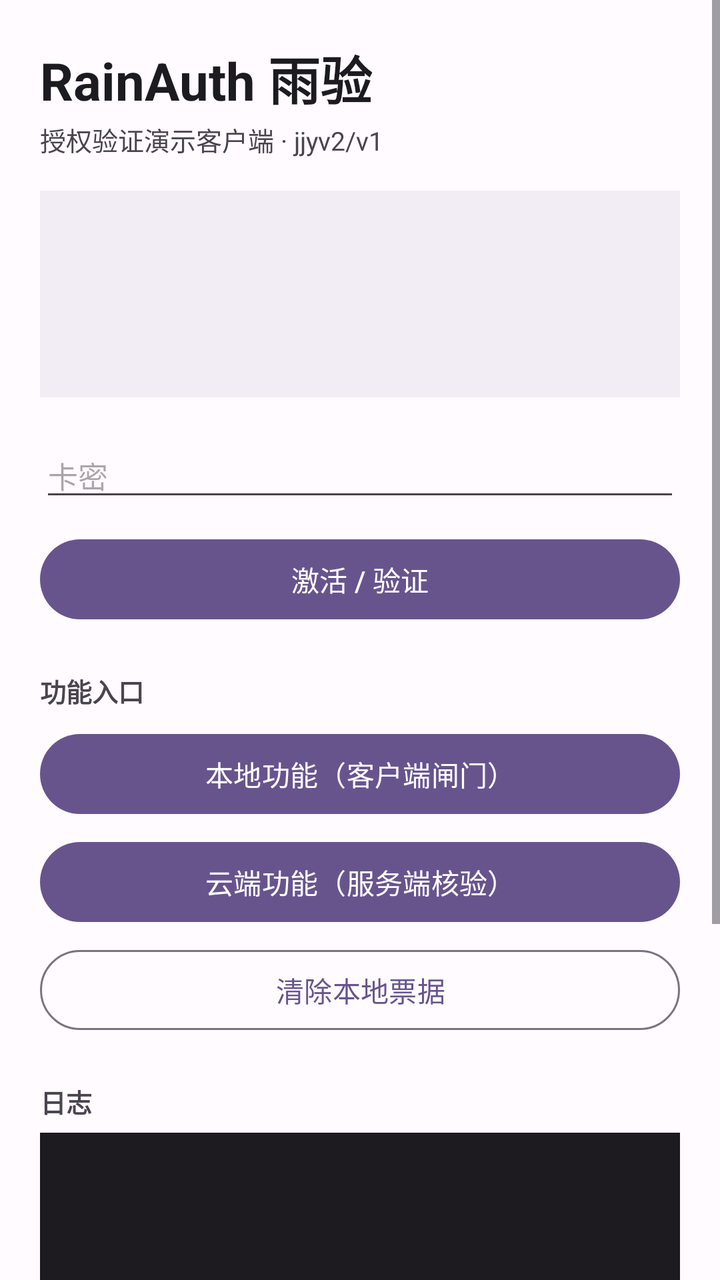
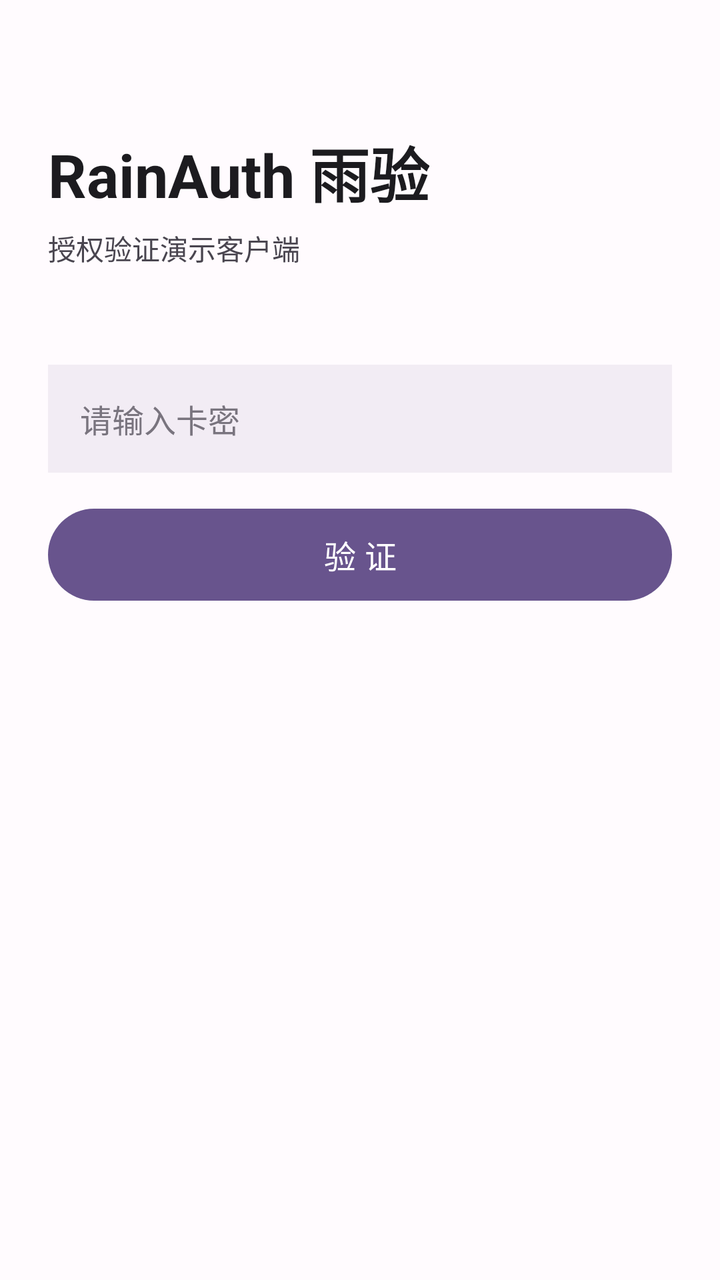

Before-and-after screenshots of an Android layout around one commit, followed by the original layout XML and the change that was made.
<!-- AndroidManifest.xml: application theme Theme.RainAuthDemo -->
<!-- res/layout/activity_main.xml -->
<?xml version="1.0" encoding="utf-8"?>
<ScrollView xmlns:android="http://schemas.android.com/apk/res/android"
    android:layout_width="match_parent"
    android:layout_height="match_parent"
    android:fillViewport="true"
    android:background="#FFFBFE">

    <LinearLayout
        android:layout_width="match_parent"
        android:layout_height="wrap_content"
        android:orientation="vertical"
        android:padding="20dp">

        <TextView
            android:layout_width="wrap_content"
            android:layout_height="wrap_content"
            android:text="@string/app_name"
            android:textSize="26sp"
            android:textStyle="bold"
            android:textColor="#1C1B1F" />

        <TextView
            android:layout_width="wrap_content"
            android:layout_height="wrap_content"
            android:layout_marginTop="2dp"
            android:text="@string/subtitle"
            android:textSize="13sp"
            android:textColor="#49454F" />

        
        <LinearLayout
            android:layout_width="match_parent"
            android:layout_height="wrap_content"
            android:layout_marginTop="16dp"
            android:orientation="vertical"
            android:background="#F2ECF4"
            android:padding="14dp">

            <TextView android:id="@+id/tvDevice"  style="@style/Mono" />
            <TextView android:id="@+id/tvModel"   style="@style/Mono" />
            <TextView android:id="@+id/tvNative"  style="@style/Mono" />
            <TextView android:id="@+id/tvState"
                android:layout_width="wrap_content"
                android:layout_height="wrap_content"
                android:layout_marginTop="6dp"
                android:textSize="15sp"
                android:textStyle="bold"
                android:textColor="#8A1C1C" />
        </LinearLayout>

        
        <EditText
            android:id="@+id/etCard"
            android:layout_width="match_parent"
            android:layout_height="wrap_content"
            android:layout_marginTop="18dp"
            android:hint="@string/hint_card"
            android:inputType="textVisiblePassword"
            android:maxLines="1"
            android:textSize="15sp" />

        <Button
            android:id="@+id/btnActivate"
            android:layout_width="match_parent"
            android:layout_height="wrap_content"
            android:layout_marginTop="10dp"
            android:text="@string/btn_activate" />

        <ProgressBar
            android:id="@+id/progress"
            android:layout_width="wrap_content"
            android:layout_height="wrap_content"
            android:layout_gravity="center_horizontal"
            android:layout_marginTop="8dp"
            android:visibility="gone" />

        
        <TextView
            android:layout_width="wrap_content"
            android:layout_height="wrap_content"
            android:layout_marginTop="22dp"
            android:text="@string/section_features"
            android:textSize="13sp"
            android:textStyle="bold"
            android:textColor="#49454F" />

        <Button
            android:id="@+id/btnLocal"
            android:layout_width="match_parent"
            android:layout_height="wrap_content"
            android:layout_marginTop="8dp"
            android:text="@string/btn_local" />

        <Button
            android:id="@+id/btnCloud"
            android:layout_width="match_parent"
            android:layout_height="wrap_content"
            android:layout_marginTop="6dp"
            android:text="@string/btn_cloud" />

        <Button
            android:id="@+id/btnClear"
            style="?attr/materialButtonOutlinedStyle"
            android:layout_width="match_parent"
            android:layout_height="wrap_content"
            android:layout_marginTop="6dp"
            android:text="@string/btn_clear" />

        
        <TextView
            android:layout_width="wrap_content"
            android:layout_height="wrap_content"
            android:layout_marginTop="22dp"
            android:text="@string/section_log"
            android:textSize="13sp"
            android:textStyle="bold"
            android:textColor="#49454F" />

        <ScrollView
            android:id="@+id/scroll"
            android:layout_width="match_parent"
            android:layout_height="300dp"
            android:layout_marginTop="6dp"
            android:background="#1D1B20"
            android:padding="12dp">

            <TextView
                android:id="@+id/tvLog"
                android:layout_width="match_parent"
                android:layout_height="wrap_content"
                android:fontFamily="monospace"
                android:textSize="11sp"
                android:textColor="#E7E0E8"
                android:textIsSelectable="true" />
        </ScrollView>

    </LinearLayout>
</ScrollView>
<!-- resources referenced by this layout -->
<resources>
  <string name="app_name">RainAuth 雨验</string>
  <string name="btn_activate">激活 / 验证</string>
  <string name="btn_clear">清除本地票据</string>
  <string name="btn_cloud">云端功能（服务端核验）</string>
  <string name="btn_local">本地功能（客户端闸门）</string>
  <string name="hint_card">卡密</string>
  <string name="section_features">功能入口</string>
  <string name="section_log">日志</string>
  <string name="subtitle">授权验证演示客户端 · jjyv2/v1</string>
  <style name="Mono">
          <item name="android:layout_width">match_parent</item>
          <item name="android:layout_height">wrap_content</item>
          <item name="android:fontFamily">monospace</item>
          <item name="android:textSize">12sp</item>
          <item name="android:textColor">#49454F</item>
      </style>
  <style name="Theme.RainAuthDemo" parent="Theme.Material3.Light.NoActionBar">
          <item name="colorPrimary">#68548D</item>
          <item name="colorOnPrimary">#FFFFFF</item>
          <item name="colorPrimaryContainer">#EBDCFF</item>
          <item name="colorOnPrimaryContainer">#503C74</item>
          <item name="colorSurface">#FFFBFE</item>
          <item name="colorOnSurface">#1C1B1F</item>
          <item name="android:statusBarColor" tools:targetApi="l">#F8F1FA</item>
      </style>
</resources>

<!-- the commit's change to res/layout/activity_main.xml (unified diff, before → after) -->
@@ -1,138 +1,92 @@
 <?xml version="1.0" encoding="utf-8"?>
-<ScrollView xmlns:android="http://schemas.android.com/apk/res/android"
+<LinearLayout xmlns:android="http://schemas.android.com/apk/res/android"
     android:layout_width="match_parent"
     android:layout_height="match_parent"
-    android:fillViewport="true"
-    android:background="#FFFBFE">
+    android:orientation="vertical"
+    android:background="#FFFBFE"
+    android:padding="24dp">
 
+    <TextView
+        android:layout_width="wrap_content"
+        android:layout_height="wrap_content"
+        android:layout_marginTop="40dp"
+        android:text="@string/app_name"
+        android:textSize="30sp"
+        android:textStyle="bold"
+        android:textColor="#1C1B1F" />
+
+    <TextView
+        android:layout_width="wrap_content"
+        android:layout_height="wrap_content"
+        android:layout_marginTop="6dp"
+        android:text="@string/subtitle"
+        android:textSize="14sp"
+        android:textColor="#49454F" />
+
+    <EditText
+        android:id="@+id/etCard"
+        android:layout_width="match_parent"
+        android:layout_height="54dp"
+        android:layout_marginTop="48dp"
+        android:background="#F2ECF4"
+        android:hint="@string/hint_card"
+        android:inputType="textVisiblePassword"
+        android:maxLines="1"
+        android:paddingHorizontal="16dp"
+        android:textSize="16sp"
+        android:textColor="#1C1B1F"
+        android:textColorHint="#79747E" />
+
+    <Button
+        android:id="@+id/btnVerify"
+        android:layout_width="match_parent"
+        android:layout_height="54dp"
+        android:layout_marginTop="14dp"
+        android:text="@string/btn_verify"
+        android:textSize="16sp" />
+
+    <ProgressBar
+        android:id="@+id/progress"
+        android:layout_width="wrap_content"
+        android:layout_height="wrap_content"
+        android:layout_gravity="center_horizontal"
+        android:layout_marginTop="20dp"
+        android:visibility="gone" />
+
+    
     <LinearLayout
+        android:id="@+id/card"
         android:layout_width="match_parent"
         android:layout_height="wrap_content"
+        android:layout_marginTop="32dp"
         android:orientation="vertical"
-        android:padding="20dp">
+        android:background="#EBDCFF"
+        android:padding="20dp"
+        android:visibility="gone">
 
         <TextView
+            android:id="@+id/tvStatus"
             android:layout_width="wrap_content"
             android:layout_height="wrap_content"
-            android:text="@string/app_name"
-            android:textSize="26sp"
+            android:textSize="19sp"
             android:textStyle="bold"
-            android:textColor="#1C1B1F" />
+            android:textColor="#503C74" />
+
+        <View
+            android:layout_width="match_parent"
+            android:layout_height="1dp"
+            android:layout_marginTop="14dp"
+            android:layout_marginBottom="14dp"
+            android:background="#C9B8E8" />
 
         <TextView
-            android:layout_width="wrap_content"
-            android:layout_height="wrap_content"
-            android:layout_marginTop="2dp"
-            android:text="@string/subtitle"
-            android:textSize="13sp"
-            android:textColor="#49454F" />
-
-        
-        <LinearLayout
+            android:id="@+id/tvDetail"
             android:layout_width="match_parent"
             android:layout_height="wrap_content"
-            android:layout_marginTop="16dp"
-            android:orientation="vertical"
-            android:background="#F2ECF4"
-            android:padding="14dp">
+            android:fontFamily="monospace"
+            android:lineSpacingExtra="7dp"
+            android:textSize="13sp"
+            android:textColor="#503C74" />
+    </LinearLayout>
 
-            <TextView android:id="@+id/tvDevice"  style="@style/Mono" />
-            <TextView android:id="@+id/tvModel"   style="@style/Mono" />
-            <TextView android:id="@+id/tvNative"  style="@style/Mono" />
-            <TextView android:id="@+id/tvState"
-                android:layout_width="wrap_content"
-                android:layout_height="wrap_content"
-                android:layout_marginTop="6dp"
-                android:textSize="15sp"
-                android:textStyle="bold"
-                android:textColor="#8A1C1C" />
-        </LinearLayout>
-
-        
-        <EditText
-            android:id="@+id/etCard"
-            android:layout_width="match_parent"
-            android:layout_height="wrap_content"
-            android:layout_marginTop="18dp"
-            android:hint="@string/hint_card"
-            android:inputType="textVisiblePassword"
-            android:maxLines="1"
-            android:textSize="15sp" />
-
-        <Button
-            android:id="@+id/btnActivate"
-            android:layout_width="match_parent"
-            android:layout_height="wrap_content"
-            android:layout_marginTop="10dp"
-            android:text="@string/btn_activate" />
-
-        <ProgressBar
-            android:id="@+id/progress"
-            android:layout_width="wrap_content"
-            android:layout_height="wrap_content"
-            android:layout_gravity="center_horizontal"
-            android:layout_marginTop="8dp"
-            android:visibility="gone" />
-
-        
-        <TextView
-            android:layout_width="wrap_content"
-            android:layout_height="wrap_content"
-            android:layout_marginTop="22dp"
-            android:text="@string/section_features"
-            android:textSize="13sp"
-            android:textStyle="bold"
-            android:textColor="#49454F" />
-
-        <Button
-            android:id="@+id/btnLocal"
-            android:layout_width="match_parent"
-            android:layout_height="wrap_content"
-            android:layout_marginTop="8dp"
-            android:text="@string/btn_local" />
-
-        <Button
-            android:id="@+id/btnCloud"
-            android:layout_width="match_parent"
-            android:layout_height="wrap_content"
-            android:layout_marginTop="6dp"
-            android:text="@string/btn_cloud" />
-
-        <Button
-            android:id="@+id/btnClear"
-            style="?attr/materialButtonOutlinedStyle"
-            android:layout_width="match_parent"
-            android:layout_height="wrap_content"
-            android:layout_marginTop="6dp"
-            android:text="@string/btn_clear" />
-
-        
-        <TextView
-            android:layout_width="wrap_content"
-            android:layout_height="wrap_content"
-            android:layout_marginTop="22dp"
-            android:text="@string/section_log"
-            android:textSize="13sp"
-            android:textStyle="bold"
-            android:textColor="#49454F" />
-
-        <ScrollView
-            android:id="@+id/scroll"
-            android:layout_width="match_parent"
-            android:layout_height="300dp"
-            android:layout_marginTop="6dp"
-            android:background="#1D1B20"
-            android:padding="12dp">
-
-            <TextView
-                android:id="@+id/tvLog"
-                android:layout_width="match_parent"
-                android:layout_height="wrap_content"
-                android:fontFamily="monospace"
-                android:textSize="11sp"
-                android:textColor="#E7E0E8"
-                android:textIsSelectable="true" />
-        </ScrollView>
-
-    </LinearLayout>
-</ScrollView>
+</LinearLayout>
<!-- resource entries referenced after the edit -->
@@ -1,21 +1,9 @@
 <!-- resources referenced by this layout -->
 <resources>
   <string name="app_name">RainAuth 雨验</string>
-  <string name="btn_activate">激活 / 验证</string>
-  <string name="btn_clear">清除本地票据</string>
-  <string name="btn_cloud">云端功能（服务端核验）</string>
-  <string name="btn_local">本地功能（客户端闸门）</string>
-  <string name="hint_card">卡密</string>
-  <string name="section_features">功能入口</string>
-  <string name="section_log">日志</string>
-  <string name="subtitle">授权验证演示客户端 · jjyv2/v1</string>
-  <style name="Mono">
-          <item name="android:layout_width">match_parent</item>
-          <item name="android:layout_height">wrap_content</item>
-          <item name="android:fontFamily">monospace</item>
-          <item name="android:textSize">12sp</item>
-          <item name="android:textColor">#49454F</item>
-      </style>
+  <string name="btn_verify">验 证</string>
+  <string name="hint_card">请输入卡密</string>
+  <string name="subtitle">授权验证演示客户端</string>
   <style name="Theme.RainAuthDemo" parent="Theme.Material3.Light.NoActionBar">
           <item name="colorPrimary">#68548D</item>
           <item name="colorOnPrimary">#FFFFFF</item>
